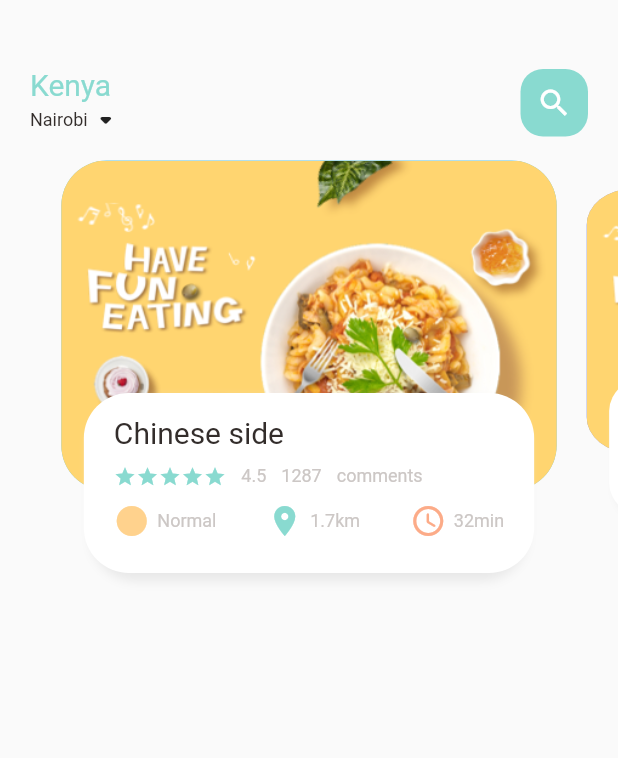
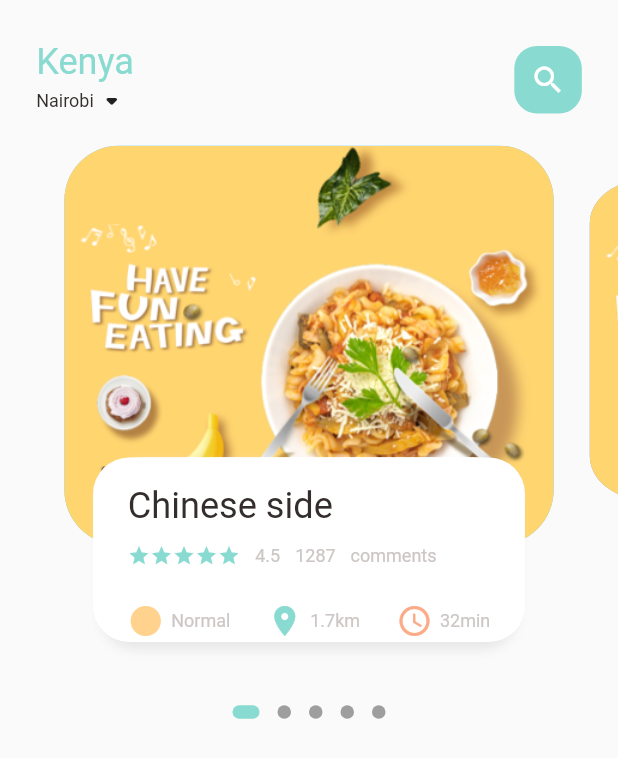
Before and after one commit to DennisMMugambi/Grocery-Shopping-App, a Flutter app: the screen it shows after launch, on a phone screen of 412 x 824 dp. Shown: the top 758 px of the screen. Run offline on Flutter 3.47's test engine with Material 2 defaults, Android fonts, the phone set to English and light mode, and no system bars; drawn by our look-alikes of dots_indicator; our stand-ins replace get.

Commit message:
Make ui sizing elements adapted for varying screen sizes

```diff
--- a/lib/Home/food_page_body.dart
+++ b/lib/Home/food_page_body.dart
@@ -1,8 +1,10 @@
+import 'package:dots_indicator/dots_indicator.dart';
 import 'package:flutter/cupertino.dart';
 import 'package:flutter/material.dart';
 import 'package:grocery_shopping_app/widgets/icon_and_text_widget.dart';
 
 import '../Utils/colors.dart';
+import '../Utils/dimensions.dart';
 import '../widgets/big_text.dart';
 import '../widgets/small_text.dart';
 
@@ -18,7 +20,7 @@ class _FoodPageBodyState extends State<FoodPageBody> {
   PageController pageController = PageController(viewportFraction: 0.85);
   var _currPageValue = 0.0;
   double _scaleFactor = 0.8;
-  double _height = 220;
+  double _height = Dimensions.pageViewContainer;
 
   @override
   void initState() {
@@ -38,14 +40,28 @@ class _FoodPageBodyState extends State<FoodPageBody> {
 
   @override
   Widget build(BuildContext context) {
-    return Container(
-      height: 320,
+    return Column(
+      children: [
+        Container(
+          height: Dimensions.pageViewParentContainer,
           child: PageView.builder(
               controller: pageController,
               itemCount: 5,
               itemBuilder: (context, position) {
             return _buildPageItem(position);
           }),
+        ),
+        new DotsIndicator(
+            dotsCount: 5,
+          position: _currPageValue,
+          decorator: DotsDecorator(
+            activeColor: AppColors.mainColor,
+            size: const Size.square(9.0),
+            activeSize: const Size(18.0, 9.0),
+            activeShape: RoundedRectangleBorder(borderRadius: BorderRadius.circular(5))
+          ),
+        )
+      ],
     );
   }
 
@@ -78,10 +94,10 @@ class _FoodPageBodyState extends State<FoodPageBody> {
       child: Stack(
         children: [
           Container(
-            height: 220,
-            margin: EdgeInsets.only(left: 10, right: 10, top: 15),
+            height: Dimensions.pageViewContainer,
+            margin: EdgeInsets.only(left: Dimensions.width10, right: Dimensions.width10, top: Dimensions.height15),
             decoration: BoxDecoration(
-                borderRadius: BorderRadius.circular(30),
+                borderRadius: BorderRadius.circular(Dimensions.radius30),
                 color: index.isEven ? Color(0xFF69c5df) : Color(0xFF9294cc),
                 image: DecorationImage(
                     fit: BoxFit.cover,
@@ -94,10 +110,10 @@ class _FoodPageBodyState extends State<FoodPageBody> {
           Align(
             alignment: Alignment.bottomCenter,
             child: Container(
-              height: 120,
-              margin: EdgeInsets.only(left: 30, right: 30, bottom: 30),
+              height: Dimensions.pageViewTextContainer,
+              margin: EdgeInsets.only(left: Dimensions.width30, right: Dimensions.width30, bottom: Dimensions.width30),
               decoration: BoxDecoration(
-                  borderRadius: BorderRadius.circular(30),
+                  borderRadius: BorderRadius.circular(Dimensions.radius20),
                   color: Colors.white,
                   boxShadow: [
                     BoxShadow(
@@ -116,13 +132,13 @@ class _FoodPageBodyState extends State<FoodPageBody> {
                   ]
               ),
               child : Container(
-                padding: EdgeInsets.only(top: 15, left: 15, right: 15),
+                padding: EdgeInsets.only(top: Dimensions.height15, left: Dimensions.width15, right: Dimensions.width15),
                 child: Column(
                   crossAxisAlignment: CrossAxisAlignment.start,
                   children: [
                     BigText(text: "Chinese side"),
                     SizedBox(
-                      height: 10,
+                      height: Dimensions.height10,
                     ),
                     Row(
                       children: [
@@ -146,7 +162,7 @@ class _FoodPageBodyState extends State<FoodPageBody> {
                       ],
                     ),
                     SizedBox(
-                      height: 10,
+                      height: Dimensions.height20,
                     ),
                     Row(
                       mainAxisSize: MainAxisSize.max,
--- a/lib/Home/main_food_page.dart
+++ b/lib/Home/main_food_page.dart
@@ -5,6 +5,7 @@ import 'package:grocery_shopping_app/widgets/big_text.dart';
 import 'package:grocery_shopping_app/widgets/small_text.dart';
 
 import '../Utils/colors.dart';
+import '../Utils/dimensions.dart';
 
 class MainFoodPage extends StatefulWidget {
   const MainFoodPage({Key? key}) : super(key: key);
@@ -19,10 +20,11 @@ class _MainFoodPageState extends State<MainFoodPage> {
     return Scaffold(
       body: Column(
         children: [
+          //Showing the header
           Container(
               child : Container(
-                  margin: EdgeInsets.only(left: 0.0, top: 45.0, right: 0.0, bottom: 0.0),
-                  padding: EdgeInsets.only(left : 20.0, right: 20.0),
+                  margin: EdgeInsets.only(top: Dimensions.height45, bottom: 0.0),
+                  padding: EdgeInsets.only(left : Dimensions.width20, right: Dimensions.width20),
                   child : Row (
                     mainAxisAlignment: MainAxisAlignment.spaceBetween,
                     children: [
@@ -54,6 +56,7 @@ class _MainFoodPageState extends State<MainFoodPage> {
                   )
               )
           ),
+          //showing the body
           FoodPageBody(),
         ],
       ),
--- /dev/null
+++ b/lib/Utils/dimensions.dart
@@ -0,0 +1,31 @@
+import 'package:get/get.dart';
+
+class Dimensions{
+
+  static double screenHeight = Get.context!.height;
+  static double screenWidth = Get.context!.width;
+
+  static double pageViewContainer = screenHeight / 3.1;
+  static double pageViewTextContainer = screenHeight / 6.695;
+  static double pageViewParentContainer = screenHeight / 2.14;
+
+  //dynamic height padding and margin
+  static double height10 = screenHeight / 68.34;
+  static double height15 = screenHeight / 45.56;
+  static double height20 = screenHeight / 34.17;
+  static double height30 = screenWidth / 22.78;
+  static double height45 = screenWidth / 15.18;
+
+  //dynamic width padding and margin
+  static double width10 = screenHeight / 68.34;
+  static double width15 = screenHeight / 45.56;
+  static double width20 = screenHeight / 34.17;
+  static double width30 = screenHeight / 22.78;
+  static double width45 = screenWidth / 15.18;
+
+  //Optimizing font size
+  static double font20 = screenHeight / 34.17;
+  static double radius20 = screenHeight / 34.17;
+  static double radius30 = screenHeight / 22.78;
+
+}
--- a/lib/main.dart
+++ b/lib/main.dart
@@ -1,5 +1,6 @@
 import 'package:flutter/material.dart';
 import 'package:grocery_shopping_app/Home/main_food_page.dart';
+import 'package:get/get.dart';
 
 void main() {
   runApp(const MyApp());
@@ -11,7 +12,7 @@ class MyApp extends StatelessWidget {
   // This widget is the root of your application.
   @override
   Widget build(BuildContext context) {
-    return MaterialApp(
+    return GetMaterialApp(
       debugShowCheckedModeBanner: false,
       title: 'Flutter Demo',
       theme: ThemeData(
--- a/lib/widgets/big_text.dart
+++ b/lib/widgets/big_text.dart
@@ -1,4 +1,5 @@
 import 'package:flutter/cupertino.dart';
+import 'package:grocery_shopping_app/Utils/dimensions.dart';
 
 class BigText extends StatelessWidget {
 
@@ -9,7 +10,7 @@ class BigText extends StatelessWidget {
 
   BigText({Key? key, this.color = const Color(0xFF332d2b),
     required this.text,
-    this.size = 20,
+    this.size = 0,
     this.overflow=TextOverflow.ellipsis}) : super(key: key);
 
   @override
@@ -20,7 +21,7 @@ class BigText extends StatelessWidget {
       overflow: overflow,
       style: TextStyle(
         color: color,
-        fontSize: size,
+        fontSize: size == 0 ? Dimensions.font20 : size,
         fontWeight: FontWeight.w400,
         fontFamily: 'Roboto'
       ),
--- a/pubspec.yaml
+++ b/pubspec.yaml
@@ -30,6 +30,8 @@ environment:
 dependencies:
   flutter:
     sdk: flutter
+  get: ^4.1.4
+  dots_indicator: ^2.0.0
 
 
   # The following adds the Cupertino Icons font to your application.
```
Also changed, not shown: pubspec.lock. Lines whose indentation alone changed are shown as unchanged.
